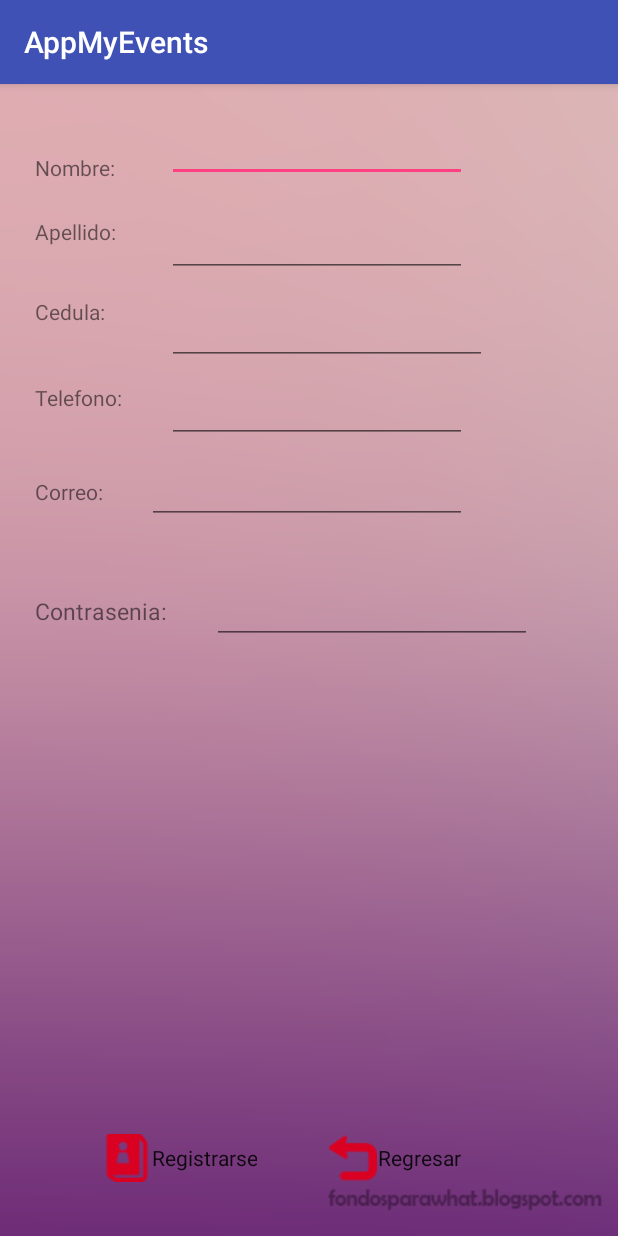
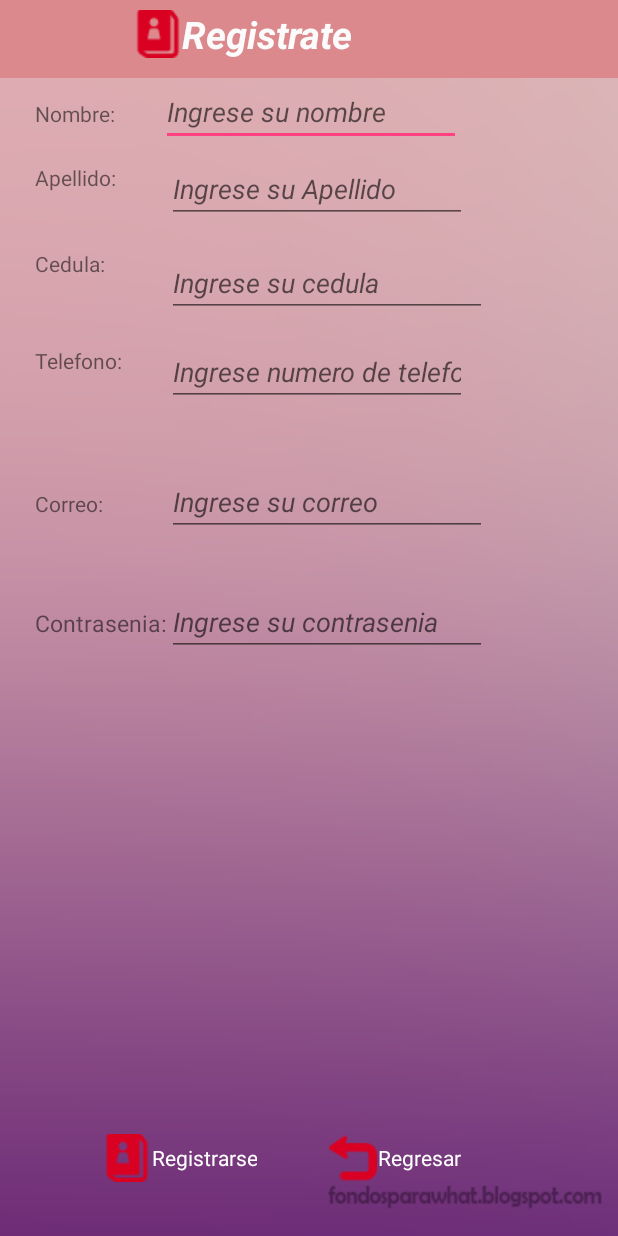
Before and after one commit to AplicacionesDistribuidasEventos/AppMyEvents, an Android app: the RegistroActivity screen opened directly, with no data from a screen before it, on a phone screen of 412 x 824 dp. Run offline under Robolectric (Android 15) with nearby library versions, the phone set to English and light mode, and no system bars.

Commit message:
tuningV3

```diff
--- a/app/src/main/AndroidManifest.xml
+++ b/app/src/main/AndroidManifest.xml
@@ -15,7 +15,8 @@
         android:label="@string/app_name"
         android:roundIcon="@mipmap/ic_launcher_round"
         android:supportsRtl="true"
-        android:theme="@style/AppTheme">
+        android:theme="@style/AppTheme.NoActionBar">
+
         <activity
             android:name=".interfaz.MainActivity"
             android:label="@string/app_name"
--- a/app/src/main/res/layout/activity_registro.xml
+++ b/app/src/main/res/layout/activity_registro.xml
@@ -7,6 +7,30 @@
     android:background="@drawable/fondologin"
     tools:context="com.example.edwin.appmyevents.interfaz.RegistroActivity">
 
+    <android.support.v7.widget.Toolbar
+        android:id="@+id/toolbar"
+        android:layout_width="match_parent"
+        android:layout_height="?attr/actionBarSize"
+        android:layout_above="@+id/txtNombre"
+        android:layout_alignParentStart="true"
+        android:layout_alignParentTop="true"
+        android:background="#db898d"
+        android:theme="@style/AppTheme"
+        app:popupTheme="@style/AppTheme.PopupOverlay" />
+
+    <TextView
+        android:id="@+id/textView2"
+        android:layout_width="wrap_content"
+        android:layout_height="wrap_content"
+        android:layout_alignParentTop="true"
+        android:layout_marginStart="89dp"
+        android:layout_marginTop="5dp"
+        android:layout_toEndOf="@+id/btnIngresar"
+        android:drawableLeft="@drawable/registrar"
+        android:text="Registrate"
+        android:textSize="25dp"
+        android:textColor="#fcfbfb"
+        android:textStyle="bold|italic" />
 
     <TextView
         android:id="@+id/textView3"
@@ -15,7 +39,7 @@
         android:layout_alignParentStart="true"
         android:layout_alignParentTop="true"
         android:layout_marginStart="23dp"
-        android:layout_marginTop="46dp"
+        android:layout_marginTop="66dp"
         android:text="Nombre:" />
 
     <TextView
@@ -33,7 +57,7 @@
         android:layout_height="wrap_content"
         android:layout_alignStart="@+id/textView6"
         android:layout_below="@+id/textView6"
-        android:layout_marginTop="34dp"
+        android:layout_marginTop="38dp"
         android:text="Cedula:" />
 
     <TextView
@@ -42,7 +66,7 @@
         android:layout_height="wrap_content"
         android:layout_alignStart="@+id/textView7"
         android:layout_below="@+id/textView7"
-        android:layout_marginTop="38dp"
+        android:layout_marginTop="45dp"
         android:text="Telefono:" />
 
     <TextView
@@ -73,6 +97,7 @@
         android:layout_marginBottom="28dp"
         android:layout_toEndOf="@+id/textView9"
         android:text="Registrarse"
+        android:textColor="#ffffff"
         style="?android:attr/buttonBarStyle"/>
 
     <Button
@@ -84,24 +109,30 @@
         android:layout_marginStart="48dp"
         android:layout_toEndOf="@+id/btnRegistro"
         android:text="Regresar"
+        android:textColor="#ffffff"
         style="?android:attr/buttonBarStyle"/>
 
     <EditText
         android:id="@+id/txtNombre"
         android:layout_width="200dp"
         android:layout_height="wrap_content"
+        android:layout_alignBaseline="@+id/textView3"
         android:layout_alignBottom="@+id/textView3"
-        android:layout_alignStart="@+id/txtApellido"
+        android:layout_alignEnd="@+id/btnRegresar2"
         android:ems="10"
-        android:inputType="textPersonName" />
+        android:hint="Ingrese su nombre"
+        android:inputType="textPersonName"
+        android:textStyle="italic" />
 
     <EditText
         android:id="@+id/txtApellido"
         android:layout_width="200dp"
         android:layout_height="40dp"
+        android:layout_alignStart="@+id/txtPassword"
         android:layout_alignTop="@+id/textView6"
-        android:layout_toEndOf="@+id/textView10"
         android:ems="10"
+        android:hint="Ingrese su Apellido"
+        android:textStyle="italic"
         android:inputType="textPersonName" />
 
     <EditText
@@ -110,20 +141,23 @@
         android:layout_height="wrap_content"
         android:layout_alignBaseline="@+id/textView10"
         android:layout_alignBottom="@+id/textView10"
-        android:layout_marginStart="30dp"
         android:layout_toEndOf="@+id/textView10"
         android:ems="10"
-        android:inputType="textPassword" />
+        android:inputType="textPassword"
+        android:hint="Ingrese su contrasenia"
+        android:textStyle="italic"/>
 
     <EditText
         android:id="@+id/txtCorreo"
         android:layout_width="wrap_content"
         android:layout_height="wrap_content"
-        android:layout_alignEnd="@+id/txtTelefono"
-        android:layout_below="@+id/textView8"
-        android:layout_marginTop="29dp"
+        android:layout_alignStart="@+id/txtPassword"
+        android:layout_below="@+id/txtTelefono"
+        android:layout_marginTop="41dp"
         android:ems="10"
-        android:inputType="textEmailAddress" />
+        android:hint="Ingrese su correo"
+        android:inputType="textEmailAddress"
+        android:textStyle="italic" />
 
     <EditText
         android:id="@+id/txtCedula"
@@ -132,7 +166,9 @@
         android:layout_alignStart="@+id/txtApellido"
         android:layout_alignTop="@+id/textView7"
         android:ems="10"
-        android:inputType="number" />
+        android:hint="Ingrese su cedula"
+        android:inputType="number"
+        android:textStyle="italic" />
 
     <EditText
         android:id="@+id/txtTelefono"
@@ -141,7 +177,9 @@
         android:layout_alignStart="@+id/txtCedula"
         android:layout_alignTop="@+id/textView8"
         android:ems="10"
-        android:inputType="number" />
+        android:inputType="number"
+        android:hint="Ingrese numero de telefono"
+        android:textStyle="italic"/>
 
 
 </RelativeLayout>
--- a/app/src/main/res/layout/activity_splash_screen.xml
+++ b/app/src/main/res/layout/activity_splash_screen.xml
@@ -5,7 +5,7 @@
     android:layout_width="match_parent"
     android:layout_height="match_parent"
     tools:context="com.example.edwin.appmyevents.interfaz.SplashScreen"
-    android:background="@drawable/fondologin">
+    android:background="@drawable/fomision_vision">
 
     <TextView
         android:id="@+id/textView12"
@@ -17,7 +17,8 @@
         android:layout_weight="1"
         android:text="MyEvents"
         android:textColor="@color/colorPrimaryDark"
-        android:textSize="30dp" />
+        android:textSize="35dp"
+        android:textStyle="italic"/>
 
     <ProgressBar
         android:id="@+id/progressBar"
--- a/app/src/main/res/layout/content_main.xml
+++ b/app/src/main/res/layout/content_main.xml
@@ -15,11 +15,11 @@
         android:layout_height="50dp"
         android:layout_alignParentTop="true"
         android:layout_centerHorizontal="true"
-        android:layout_marginTop="125dp"
-        android:fontFamily="cursive"
+        android:layout_marginTop="12dp"
         android:text="Bienvenidos"
         android:textColor="#ffffff"
         android:textSize="45dp"
+        android:textStyle="italic"
         app:layout_constraintBottom_toBottomOf="parent"
         app:layout_constraintHorizontal_bias="0.43"
         app:layout_constraintLeft_toLeftOf="parent"
--- a/app/src/main/res/values/styles.xml
+++ b/app/src/main/res/values/styles.xml
@@ -16,5 +16,6 @@
     <style name="AppTheme.AppBarOverlay" parent="ThemeOverlay.AppCompat.Dark.ActionBar" />
 
     <style name="AppTheme.PopupOverlay" parent="ThemeOverlay.AppCompat.Light" />
+    <style name="Theme.FullScreen" parent="@android:style/Theme.NoTitleBar.Fullscreen"></style>
 
 </resources>
```
Also changed, not shown: app/src/main/java/com/example/edwin/appmyevents/interfaz/LoginActivity.java (+11 -1 lines), app/src/main/java/com/example/edwin/appmyevents/interfaz/RegistroActivity.java (+13 -1 lines), app/src/main/res/drawable/edittext_border.xml (added, +11 -0 lines), app/src/main/res/layout/activity_ayuda.xml (+11 -9 lines), app/src/main/res/layout/activity_login.xml (+30 -13 lines), app/src/main/res/drawable/iconologin.png (added).
